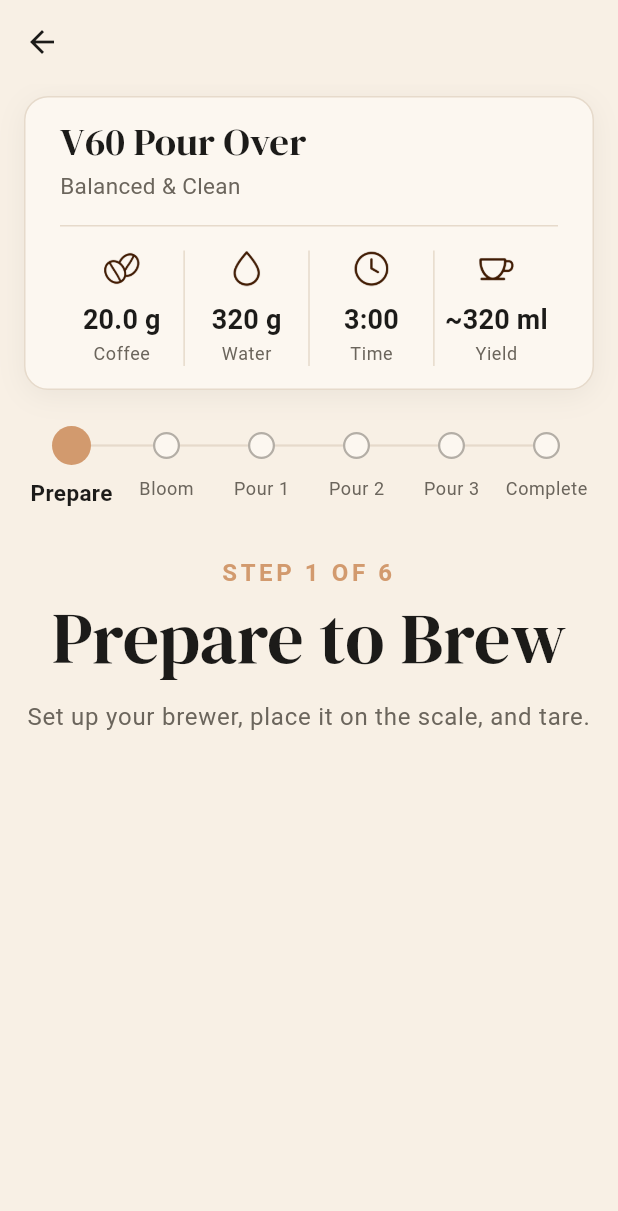
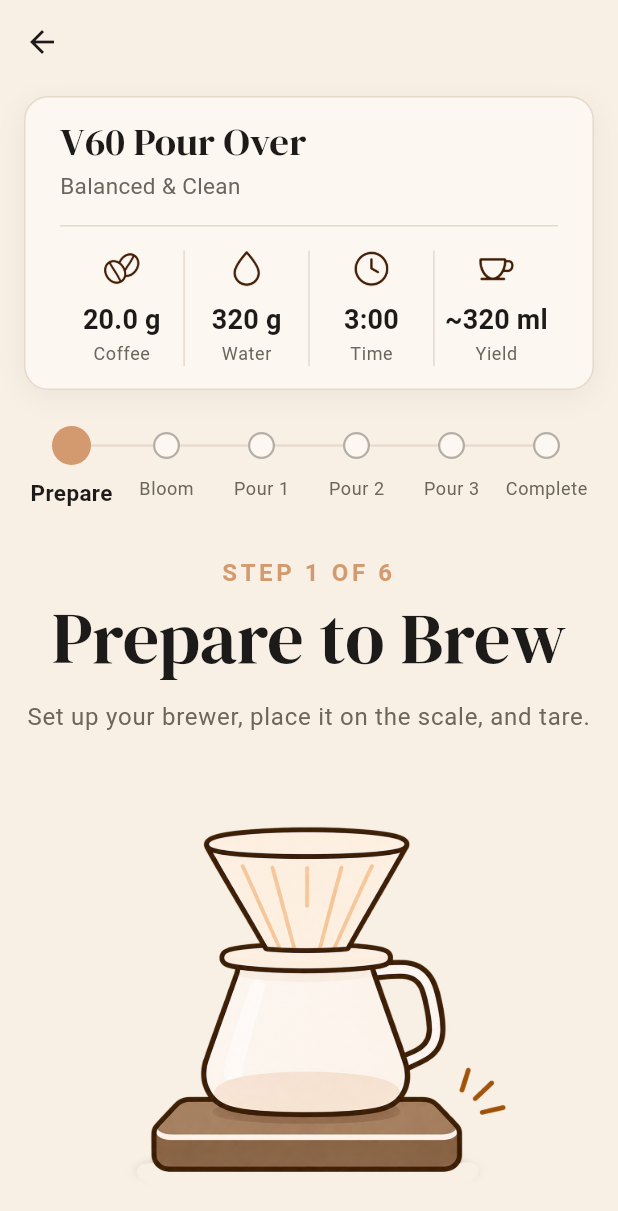
Before and after one commit to Toglefritz/cupward, a Flutter app: the screen it shows after launch, after a tap on "Start a Brew", on a phone screen of 412 x 824 dp. Shown: the top 1211 px of the screen. Run offline on Flutter 3.47's test engine with Material 3 defaults, Android fonts, the phone set to English and light mode, and no system bars; our stand-ins replace firebase_core, material_ui, plugin_platform_interface; missing offline and left inert: dart:js_interop, firebase_app_check, firebase_core_web, flutter_splendid_ble; accounts and stored records are empty; generated files the repository leaves out were written again.

Commit message:
Added step graphics

```diff
--- a/cupward_app/lib/screens/brew/brew_view.dart
+++ b/cupward_app/lib/screens/brew/brew_view.dart
@@ -3,13 +3,15 @@ import 'package:material_ui/material_ui.dart';
 import '../../theme/insets.dart';
 import 'brew_controller.dart';
 import 'components/brew_phase_indicator.dart';
+import 'components/brew_phase_labels.dart';
 import 'components/brew_step_heading.dart';
+import 'components/brew_step_illustration.dart';
 import 'components/recipe_summary_card.dart';
 
 /// Layout for the brewing screen. Contains no logic.
 ///
 /// The recipe summary card sits at the top of a content column of limited width, below an app bar with a back button,
-/// and the phase indicator and the current step's heading follow it.
+/// and the phase indicator, the current step's heading, and its illustration follow it.
 class BrewView extends StatelessWidget {
   /// Creates the view for [state].
   const BrewView(this.state, {super.key});
@@ -41,6 +43,12 @@ class BrewView extends StatelessWidget {
                   padding: const EdgeInsets.only(top: Insets.large),
                   child: BrewStepHeading(phases: state.recipe.phases, currentIndex: state.currentPhaseIndex),
                 ),
+                Padding(
+                  padding: const EdgeInsets.only(top: Insets.medium),
+                  child: BrewStepIllustration(
+                    image: BrewPhaseLabels.imageFor(state.recipe.phases, state.currentPhaseIndex),
+                  ),
+                ),
               ],
             ),
           ),
--- a/cupward_app/lib/screens/brew/components/brew_phase_labels.dart
+++ b/cupward_app/lib/screens/brew/components/brew_phase_labels.dart
@@ -1,9 +1,10 @@
 import '../../../l10n/app_localizations.dart';
 import '../../../models/recipes/brew_phase.dart';
 import '../../../models/recipes/brew_phase_kind.dart';
+import '../../../theme/brew_step_image.dart';
 
-/// The display text for the phases of a brew: short names for the phase indicator, and a title and brief instructions
-/// for the current step.
+/// The display text and illustration for the phases of a brew: short names for the phase indicator, and a title, brief
+/// instructions, and an image for the current step.
 ///
 /// The text comes from each phase's kind and is localized, so recipes do not store display text for their phases. A
 /// pour is numbered by its position among the recipe's pours, which is why the whole list of phases is needed.
@@ -53,6 +54,30 @@ abstract final class BrewPhaseLabels {
     }
   }
 
+  /// Returns the illustration for the phase at [index] in [phases].
+  ///
+  /// Pours use the image for their position among the pours. There are images for three pours, so a recipe with more
+  /// pours shows the third pour's image for the rest of them.
+  static BrewStepImage imageFor(List<BrewPhase> phases, int index) {
+    switch (phases[index].kind) {
+      case BrewPhaseKind.prepare:
+        return BrewStepImage.prepare;
+      case BrewPhaseKind.bloom:
+        return BrewStepImage.bloom;
+      case BrewPhaseKind.pour:
+        switch (pourNumber(phases, index)) {
+          case 1:
+            return BrewStepImage.pour1;
+          case 2:
+            return BrewStepImage.pour2;
+          default:
+            return BrewStepImage.pour3;
+        }
+      case BrewPhaseKind.complete:
+        return BrewStepImage.complete;
+    }
+  }
+
   /// Returns the position of the pour at [index] among the pours in [phases], starting at 1.
   ///
   /// Only pours are counted, so a bloom before the first pour does not shift the numbers.
--- /dev/null
+++ b/cupward_app/lib/screens/brew/components/brew_step_illustration.dart
@@ -0,0 +1,43 @@
+import 'package:material_ui/material_ui.dart';
+
+import '../../../theme/brew_step_image.dart';
+
+/// The illustration for the current step of a brew, centered and kept to the images' proportions.
+///
+/// When the step changes, the new image fades in over the old one. The images only illustrate the step's title and
+/// instructions, so screen readers skip them.
+class BrewStepIllustration extends StatelessWidget {
+  /// Creates the illustration showing [image].
+  const BrewStepIllustration({required this.image, super.key});
+
+  /// The image for the current step.
+  final BrewStepImage image;
+
+  /// The widest the illustration grows, so that it does not dominate the page on wide screens.
+  static const double _maxWidth = 360;
+
+  /// How long the fade between two steps' images takes.
+  static const Duration _fadeDuration = Duration(milliseconds: 250);
+
+  @override
+  Widget build(BuildContext context) {
+    return Center(
+      child: ConstrainedBox(
+        constraints: const BoxConstraints(maxWidth: _maxWidth),
+        child: AspectRatio(
+          aspectRatio: BrewStepImage.aspectRatio,
+          child: AnimatedSwitcher(
+            duration: _fadeDuration,
+            child: Image.asset(
+              image.path,
+              // The key makes the switcher treat each step's image as a new child, so it fades between them.
+              key: ValueKey<BrewStepImage>(image),
+              fit: BoxFit.contain,
+              excludeFromSemantics: true,
+            ),
+          ),
+        ),
+      ),
+    );
+  }
+}
--- /dev/null
+++ b/cupward_app/lib/theme/brew_step_image.dart
@@ -0,0 +1,38 @@
+/// The illustrations shown in the middle of the brewing screen, one for each step of a pour over, with the path of each
+/// image in the assets.
+///
+/// Like `AppIcon`, views refer to these images through the enum instead of using asset paths directly, so an image can
+/// be replaced by changing its path here. The images are 1342 by 1172 pixel PNGs in `assets/brew_steps/`, which
+/// `pubspec.yaml` lists as an asset directory, and are drawn on a transparent background so that the page shows
+/// through.
+///
+/// The images show a pour over, so they suit the phases of a pour over recipe. Other brewing methods will need their
+/// own illustrations.
+enum BrewStepImage {
+  /// An empty dripper and server on the scale, ready to be tared.
+  prepare('assets/brew_steps/prepare_to_brew.png'),
+
+  /// Grounds wetted for the bloom.
+  bloom('assets/brew_steps/bloom.png'),
+
+  /// The first of the main pours.
+  pour1('assets/brew_steps/pour1.png'),
+
+  /// The second of the main pours.
+  pour2('assets/brew_steps/pour2.png'),
+
+  /// The third of the main pours, which also serves for any later pours.
+  pour3('assets/brew_steps/pour3.png'),
+
+  /// The finished brew.
+  complete('assets/brew_steps/brew_complete.png');
+
+  /// Creates an image whose file is at [path].
+  const BrewStepImage(this.path);
+
+  /// The path of the image, relative to the app's root, as passed to `Image.asset`.
+  final String path;
+
+  /// The width of the images divided by their height, so they can be laid out before they load.
+  static const double aspectRatio = 1342 / 1172;
+}
--- a/cupward_app/pubspec.yaml
+++ b/cupward_app/pubspec.yaml
@@ -32,6 +32,7 @@ flutter:
   assets:
     - assets/
     - assets/icons/
+    - assets/brew_steps/
 
   fonts:
     - family: DM Serif Display
```
Also changed, not shown: cupward_app/assets/brew_steps/bloom.png (added), cupward_app/assets/brew_steps/brew_complete.png (added), cupward_app/assets/brew_steps/pour1.png (added), cupward_app/assets/brew_steps/pour2.png (added), cupward_app/assets/brew_steps/pour3.png (added), cupward_app/assets/brew_steps/prepare_to_brew.png (added), 2 other files.
